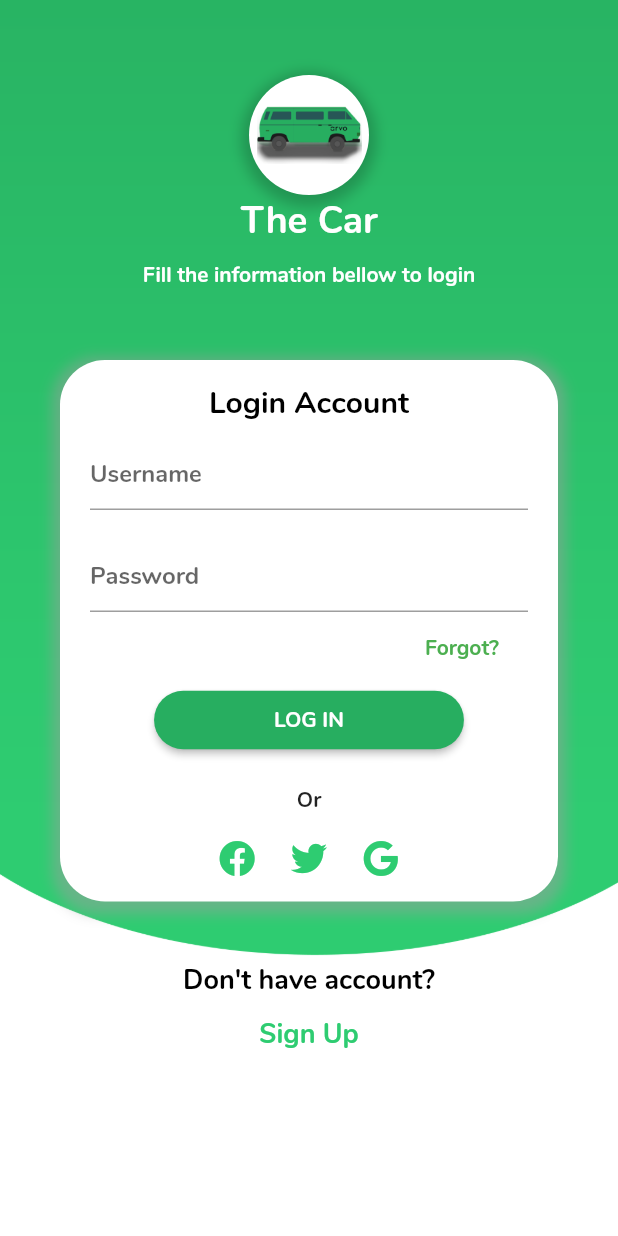
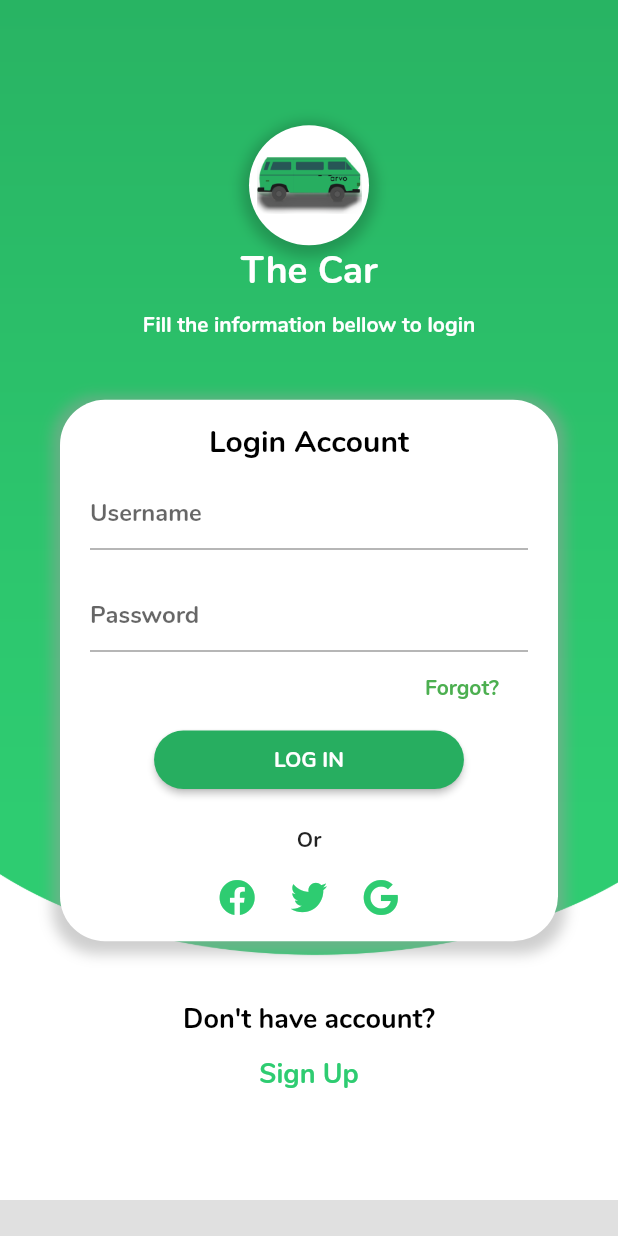
Before and after one commit to trancongman276/Ticket_Selling, a Flutter app: what loginPage() shows on an empty page, opened directly, on a phone screen of 412 x 824 dp. Run offline on Flutter 3.47's test engine with Material 2 defaults, Android fonts, the phone set to English and light mode, and no system bars; our stand-ins replace font_awesome_flutter.

Commit message:
Revert "Redesigned the Widget"
This reverts commit f18dffe5e106e460dcdf8ed32b26fd814793e1f5.

```diff
--- a/lib/SplashScreen.dart
+++ b/lib/SplashScreen.dart
@@ -106,7 +106,6 @@ class _splashScreenState extends State<splashScreen> {
         break;
       default:
         print('Passed');
-        this.dispose();
         return loginPage();
         break;
     }
--- a/lib/loginPage.dart
+++ b/lib/loginPage.dart
@@ -1,5 +1,4 @@
 import 'package:flutter/material.dart';
-import 'package:flutter_app/login_view.dart';
 import 'package:font_awesome_flutter/font_awesome_flutter.dart';
 import 'Module/FirstPage/inputTb.dart';
 
@@ -15,15 +14,13 @@ class _loginPageState extends State<loginPage> {
   //Color: 0xff27ae60
   @override
   Widget build(BuildContext context) {
-    var mediaQuery = MediaQuery.of(context);
     // double width = MediaQuery.of(context).size.width;
     // double height = MediaQuery.of(context).size.height;
 
     switch (formState) {
       case 0:
         print('State 0');
-        formOfSet = mediaQuery.size.height;
-        print(mediaQuery.size.height);
+        formOfSet = 800.0;
         break;
       case 1:
         print('State 1');
@@ -31,7 +28,7 @@ class _loginPageState extends State<loginPage> {
         break;
       case 2:
         print('State 2');
-        formOfSet = mediaQuery.size.height;
+        formOfSet = 800.0;
         break;
     }
 
@@ -64,13 +61,57 @@ class _loginPageState extends State<loginPage> {
       ),
     ];
 
-    Widget BodyView = Column(
+    final loginForm = Container(
+        decoration: BoxDecoration(
+            image: DecorationImage(
+          image: AssetImage('assets/images/loginBG.png'),
+          fit: BoxFit.fill,
+        )),
+        child: Column(
+          mainAxisAlignment: MainAxisAlignment.center,
           children: <Widget>[
+            Container(
                 //TOP
+                child: Column(
+              children: <Widget>[
+                Container(
+                  padding: EdgeInsets.only(),
+                  decoration: BoxDecoration(shape: BoxShape.circle, boxShadow: [
+                    BoxShadow(
+                      color: Colors.black.withOpacity(0.2),
+                      spreadRadius: 5,
+                      blurRadius: 7,
+                      offset: Offset(0, 3),
+                    )
+                  ]),
+                  child: CircleAvatar(
+                    backgroundColor: Colors.white,
+                    radius: 40.0,
+                    child: Container(
+                      padding: EdgeInsets.symmetric(horizontal: 5.0),
+                      child: Image.asset('assets/images/logo.png'),
+                    ),
+                  ),
+                ),
+                Text(
+                  'The Car',
+                  style: TextStyle(
+                      fontSize: 25,
+                      fontWeight: FontWeight.bold,
+                      color: Colors.white),
+                ),
                 SizedBox(
-            height: 200,
+                  height: 10,
                 ),
+                Text(
+                  'Fill the information bellow to login',
+                  style: TextStyle(color: Colors.white),
+                ),
+              ],
+            )),
             Container(
+              //BODY
+              child: Container(
                 margin: EdgeInsets.all(40),
                 padding: EdgeInsets.symmetric(vertical: 5.0, horizontal: 20),
                 decoration: BoxDecoration(
@@ -84,6 +125,7 @@ class _loginPageState extends State<loginPage> {
                     ],
                     color: Colors.white,
                     borderRadius: BorderRadius.circular(30.0)),
+                child: Center(
                     child: Column(
                   children: <Widget>[
                     Container(
@@ -120,8 +162,8 @@ class _loginPageState extends State<loginPage> {
                           'LOG IN',
                           style: TextStyle(color: Colors.white),
                         ),
-                      padding: EdgeInsets.symmetric(
-                          vertical: 10, horizontal: 80),
+                        padding:
+                            EdgeInsets.symmetric(vertical: 10, horizontal: 80),
                         shape: RoundedRectangleBorder(
                             borderRadius: BorderRadius.circular(30.0))),
                     Container(
@@ -135,6 +177,8 @@ class _loginPageState extends State<loginPage> {
                     ),
                   ],
                 )),
+              ),
+            ),
             Container(
                 child: Column(
               mainAxisAlignment: MainAxisAlignment.center,
@@ -164,15 +208,7 @@ class _loginPageState extends State<loginPage> {
               ],
             )),
           ],
-    );
-
-    final loginForm = Stack(
-      children: <Widget>[
-        LoginView(),
-        // BodyView,
-        mediaQuery.size.height > 720 ? BodyView : SingleChildScrollView(child:BodyView),
-      ],
-    );
+        ));
 
     Widget registerForm() {
       return Container(
--- a/lib/login_view.dart
+++ /dev/null
@@ -1,56 +0,0 @@
-import 'package:flutter/material.dart';
-
-class LoginView extends StatelessWidget {
-  @override
-  Widget build(BuildContext context) {
-    return Stack(
-      children: <Widget>[
-        Container(
-          decoration: BoxDecoration(
-              image: DecorationImage(
-            image: AssetImage('assets/images/loginBG.png'),
-            fit: BoxFit.fill,
-          )),
-        ),
-        Column(
-          children: <Widget>[
-            SizedBox(height: 50,),
-            Container(
-              alignment: Alignment.center,
-              decoration: BoxDecoration(shape: BoxShape.circle, boxShadow: [
-                BoxShadow(
-                  color: Colors.black.withOpacity(0.2),
-                  spreadRadius: 5,
-                  blurRadius: 7,
-                  offset: Offset(0, 3),
-                )
-              ]),
-              child: CircleAvatar(
-                backgroundColor: Colors.white,
-                radius: 40.0,
-                child: Container(
-                  padding: EdgeInsets.symmetric(horizontal: 5.0),
-                  child: Image.asset('assets/images/logo.png'),
-                ),
-              ),
-            ),
-            Text(
-              'The Car',
-              style: TextStyle(
-                  fontSize: 25,
-                  fontWeight: FontWeight.bold,
-                  color: Colors.white),
-            ),
-            SizedBox(
-              height: 10,
-            ),
-            Text(
-              'Fill the information bellow to login',
-              style: TextStyle(color: Colors.white),
-            ),
-          ],
-        ),
-      ],
-    );
-  }
-}
--- a/lib/main.dart
+++ b/lib/main.dart
@@ -1,8 +1,5 @@
 import 'package:flutter/material.dart';
-import 'package:flutter_app/login_view.dart';
-
-import 'SplashScreen.dart';
-import 'loginPage.dart';
+import 'package:flutter_app/MainPage/mainPage.dart';
 
 void main() => runApp(MyApp());
 
@@ -18,7 +15,7 @@ class MyApp extends StatelessWidget {
       home: Scaffold(
         resizeToAvoidBottomPadding: false,
         body: Container(
-          child: splashScreen(),
+          child: mainPage(),
         ),
       ),
     );
--- a/pubspec.yaml
+++ b/pubspec.yaml
@@ -30,7 +30,6 @@ dependencies:
   cupertino_icons: ^0.1.3
   english_words: ^3.1.5
   font_awesome_flutter:
-  splashscreen:
 
 dev_dependencies:
   flutter_test:
```
Also changed, not shown: assets/images/logo_144_79.png (deleted), pubspec.lock, 1 other file. Lines whose indentation alone changed are shown as unchanged.
